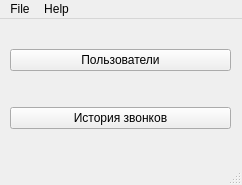
Qt form src/lib/managermainwindow.ui (hyakkyy/callCenter) before a commit.
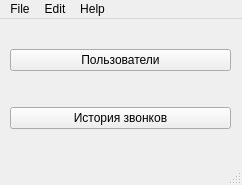
The same form after that commit.

The edit to the form file:
```diff
--- a/src/lib/managermainwindow.ui
+++ b/src/lib/managermainwindow.ui
@@ -65,7 +65,15 @@
     </property>
     <addaction name="actionAbout"/>
    </widget>
+   <widget class="QMenu" name="menuEdit">
+    <property name="title">
+     <string>Edit</string>
+    </property>
+    <addaction name="actionAdd_Manager"/>
+    <addaction name="actionDelete_Manager"/>
+   </widget>
    <addaction name="menuFile"/>
+   <addaction name="menuEdit"/>
    <addaction name="menuHelp"/>
   </widget>
   <widget class="QStatusBar" name="statusbar"/>
```
Left out of the diff: 49 changed lines with no effect on the pictures.
